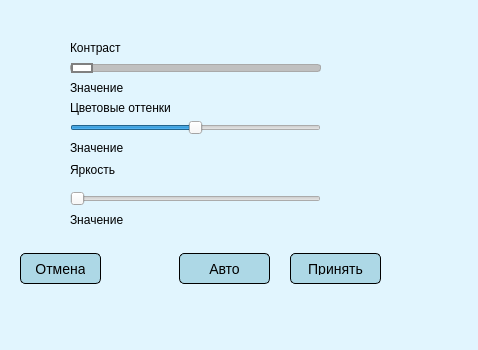
First picture: the form in huesaturation.ui, repository FluffyTerror/Photoshop-project, before the edit.
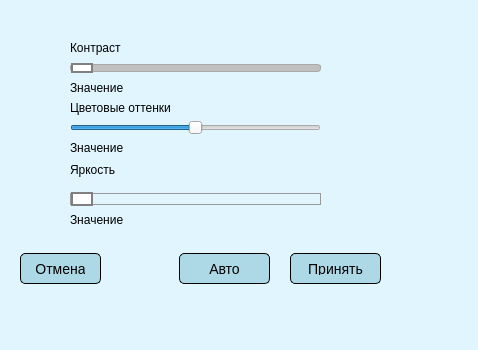
Second picture: the form after the edit.

Patch:
```diff
--- a/huesaturation.ui
+++ b/huesaturation.ui
@@ -225,6 +225,24 @@
      <height>18</height>
     </rect>
    </property>
+   <property name="styleSheet">
+    <string notr="true">QSlider::handle:horizontal {
+   background: white; /* Цвет фона ползунка */
+    border: 2px solid gray; /* Цвет рамки ползунка */
+    width: 18px; /* Ширина ползунка */
+    margin-top: -2px; /* Отступ сверху */
+    margin-bottom: -2px; /* Отступ снизу */
+    border-radius: 9px; /* Радиус скругления углов */
+}
+QSlider:groove:horizontall {
+                                     border: 1px solid #999999;
+                                     height: 10px;
+                                     background: qlineargradient(x1:0, y1:0, x2:1, y2:0,
+                                     stop:0 black,
+                                     stop:1 white);
+                                     margin: 2px 0;
+                                     }</string>
+   </property>
    <property name="orientation">
     <enum>Qt::Horizontal</enum>
    </property>
```
